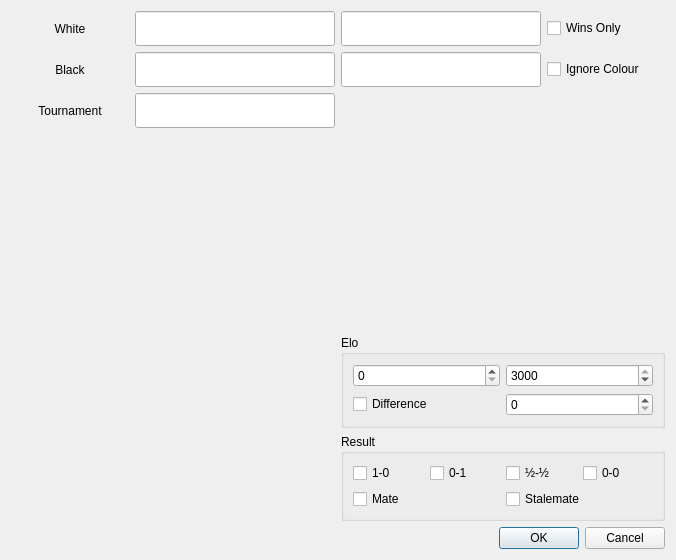
The window that databasefilter.ui (ChessMD/ChessMD) describes before a commit, drawn with Qt 5.
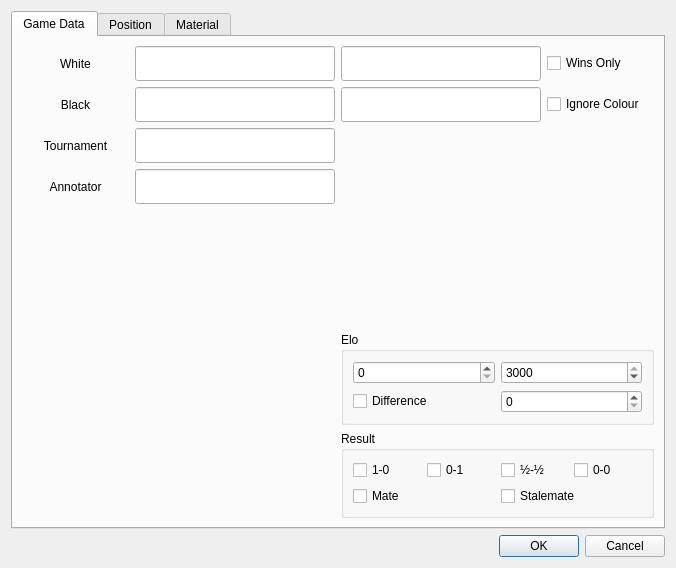
The same window after the commit.

Commit message: implement ignore colour filter, add filter tabs, add extended filter ui

The edit to the form file:
```diff
--- a/databasefilter.ui
+++ b/databasefilter.ui
@@ -7,21 +7,31 @@
     <x>0</x>
     <y>0</y>
     <width>676</width>
-    <height>560</height>
+    <height>568</height>
    </rect>
   </property>
   <property name="windowTitle">
    <string>Dialog</string>
   </property>
-  <layout class="QVBoxLayout" name="verticalLayout_7">
+  <layout class="QVBoxLayout" name="verticalLayout_2">
    <item>
-    <layout class="QHBoxLayout" name="horizontalLayout_10">
-     <item>
-      <layout class="QVBoxLayout" name="verticalLayout">
+    <widget class="QTabWidget" name="tabWidget">
+     <property name="currentIndex">
+      <number>0</number>
+     </property>
+     <widget class="QWidget" name="GamedataTab">
+      <attribute name="title">
+       <string>Game Data</string>
+      </attribute>
+      <layout class="QVBoxLayout" name="verticalLayout_3">
        <item>
         <layout class="QHBoxLayout" name="horizontalLayout">
          <item>
-          <widget class="QLabel" name="label">
+          <layout class="QVBoxLayout" name="verticalLayout">
+           <item>
+            <layout class="QHBoxLayout" name="horizontalLayout_52">
+             <item>
+              <widget class="QLabel" name="WhiteLabel">
            <property name="text">
             <string>White</string>
            </property>
@@ -130,7 +140,43 @@
         </layout>
        </item>
        <item>
-        <spacer name="verticalSpacer_2">
+            <layout class="QHBoxLayout" name="horizontalLayout_63">
+             <item>
+              <widget class="QLabel" name="AnnotatorLabel">
+               <property name="text">
+                <string>Annotator</string>
+               </property>
+               <property name="alignment">
+                <set>Qt::AlignmentFlag::AlignCenter</set>
+               </property>
+              </widget>
+             </item>
+             <item>
+              <widget class="QLineEdit" name="AnnotatorEdit">
+               <property name="sizePolicy">
+                <sizepolicy hsizetype="Fixed" vsizetype="Fixed">
+                 <horstretch>0</horstretch>
+                 <verstretch>0</verstretch>
+                </sizepolicy>
+               </property>
+               <property name="minimumSize">
+                <size>
+                 <width>200</width>
+                 <height>35</height>
+                </size>
+               </property>
+               <property name="maximumSize">
+                <size>
+                 <width>200</width>
+                 <height>35</height>
+                </size>
+               </property>
+              </widget>
+             </item>
+            </layout>
+           </item>
+           <item>
+            <spacer name="verticalSpacer_11">
          <property name="orientation">
           <enum>Qt::Orientation::Vertical</enum>
          </property>
@@ -145,7 +191,7 @@
       </layout>
      </item>
      <item>
-      <layout class="QVBoxLayout" name="verticalLayout_6">
+          <layout class="QVBoxLayout" name="verticalLayout_25">
        <item>
         <layout class="QHBoxLayout" name="horizontalLayout_4">
          <item>
@@ -232,9 +278,9 @@
          </property>
          <layout class="QGridLayout" name="gridLayout">
           <item row="0" column="0">
-           <layout class="QVBoxLayout" name="verticalLayout_2">
+               <layout class="QVBoxLayout" name="verticalLayout_26">
             <item>
-             <layout class="QHBoxLayout" name="horizontalLayout_6">
+                 <layout class="QHBoxLayout" name="horizontalLayout_57">
               <item>
                <widget class="QSpinBox" name="EloMin">
                 <property name="maximum">
@@ -255,7 +301,7 @@
              </layout>
             </item>
             <item>
-             <layout class="QHBoxLayout" name="horizontalLayout_7">
+                 <layout class="QHBoxLayout" name="horizontalLayout_58">
               <item>
                <widget class="QCheckBox" name="DifferenceCheck">
                 <property name="text">
@@ -340,6 +386,20 @@
      </item>
     </layout>
    </item>
+      </layout>
+     </widget>
+     <widget class="QWidget" name="PositionTab">
+      <attribute name="title">
+       <string>Position</string>
+      </attribute>
+     </widget>
+     <widget class="QWidget" name="MaterialTab">
+      <attribute name="title">
+       <string>Material</string>
+      </attribute>
+     </widget>
+    </widget>
+   </item>
    <item>
     <widget class="QDialogButtonBox" name="ButtonBox">
      <property name="orientation">
```
Left out of the diff: 46 changed lines with no effect on the pictures. Lines whose indentation alone changed are shown as unchanged. The commit also changes 3 other files.
